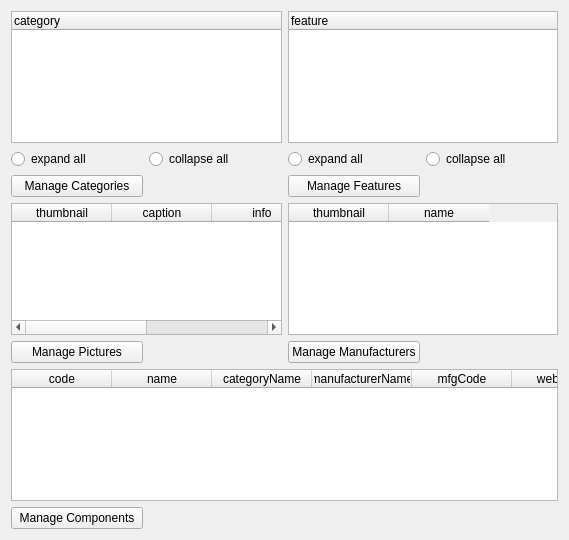
Old version of the form qt/apps/configurator/forms/init.ui in the repository Wolframe/qtClient.
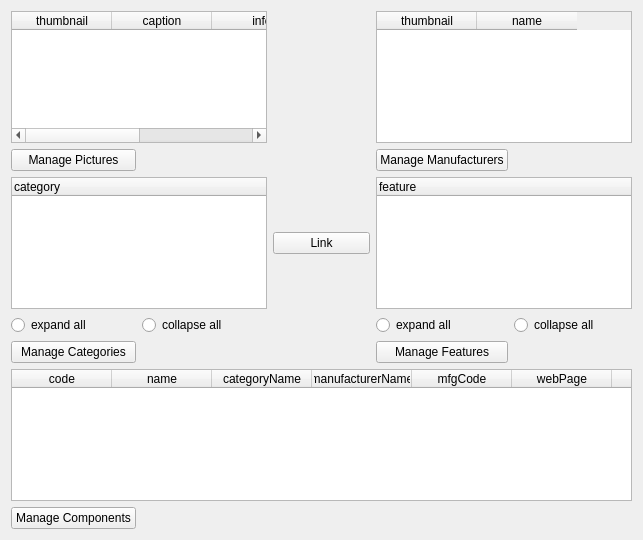
New version of the form. Icons and pictures are not drawn.

Commit message: added linking of categories and features (categprovides, categrequires)

What changed in the file:
```diff
--- a/qt/apps/configurator/forms/init.ui
+++ b/qt/apps/configurator/forms/init.ui
@@ -6,7 +6,7 @@
    <rect>
     <x>0</x>
     <y>0</y>
-    <width>569</width>
+    <width>643</width>
     <height>540</height>
    </rect>
   </property>
@@ -14,74 +14,7 @@
    <string>Form</string>
   </property>
   <layout class="QGridLayout" name="gridLayout">
-   <item row="5" column="0">
-    <widget class="QPushButton" name="managePictures">
-     <property name="text">
-      <string>Manage Pictures</string>
-     </property>
-     <property name="icon">
-      <iconset resource="../resources/configurator.qrc">
-       <normaloff>:/images/picture.png</normaloff>:/images/picture.png</iconset>
-     </property>
-     <property name="form" stdset="0">
-      <string notr="true">pictures</string>
-     </property>
-     <property name="global.featureState" stdset="0">
-      <string notr="true">{feature.state}</string>
-     </property>
-     <property name="global.categoryState" stdset="0">
-      <string notr="true">{category.state}</string>
-     </property>
-    </widget>
-   </item>
-   <item row="4" column="2" colspan="2">
-    <widget class="QTableWidget" name="manufacturer">
-     <property name="horizontalScrollBarPolicy">
-      <enum>Qt::ScrollBarAsNeeded</enum>
-     </property>
-     <property name="alternatingRowColors">
-      <bool>true</bool>
-     </property>
-     <property name="selectionMode">
-      <enum>QAbstractItemView::NoSelection</enum>
-     </property>
-     <property name="selectionBehavior">
-      <enum>QAbstractItemView::SelectRows</enum>
-     </property>
-     <property name="showGrid">
-      <bool>true</bool>
-     </property>
-     <property name="gridStyle">
-      <enum>Qt::DotLine</enum>
-     </property>
-     <property name="sortingEnabled">
-      <bool>true</bool>
-     </property>
-     <property name="doctype" stdset="0">
-      <string notr="true">ManufacturerListRequest.simpleform</string>
-     </property>
-     <property name="rootelement" stdset="0">
-      <string notr="true">manufacturer</string>
-     </property>
-     <attribute name="horizontalHeaderShowSortIndicator" stdset="0">
-      <bool>true</bool>
-     </attribute>
-     <attribute name="verticalHeaderStretchLastSection">
-      <bool>false</bool>
-     </attribute>
-     <column>
-      <property name="text">
-       <string>thumbnail</string>
-      </property>
-     </column>
-     <column>
-      <property name="text">
-       <string>name</string>
-      </property>
-     </column>
-    </widget>
-   </item>
-   <item row="2" column="0">
+   <item row="9" column="0">
     <widget class="QPushButton" name="form1">
      <property name="text">
       <string>Manage Categories</string>
@@ -101,31 +34,17 @@
      </property>
     </widget>
    </item>
-   <item row="1" column="3">
-    <widget class="QRadioButton" name="radioButton_2">
-     <property name="text">
-      <string>collapse all</string>
-     </property>
-    </widget>
-   </item>
-   <item row="1" column="1">
-    <widget class="QRadioButton" name="radioButton_3">
-     <property name="text">
-      <string>collapse all</string>
-     </property>
-    </widget>
-   </item>
-   <item row="1" column="0">
+   <item row="8" column="0">
     <widget class="QRadioButton" name="radioButton_4">
      <property name="text">
       <string>expand all</string>
      </property>
     </widget>
    </item>
-   <item row="7" column="0">
-    <widget class="QPushButton" name="form1_4">
+   <item row="8" column="1">
+    <widget class="QRadioButton" name="radioButton_3">
      <property name="text">
-      <string>Manage Components</string>
+      <string>collapse all</string>
      </property>
      <property name="icon">
       <iconset resource="../resources/configurator.qrc">
@@ -142,135 +61,7 @@
      </property>
     </widget>
    </item>
-   <item row="4" column="0" colspan="2">
-    <widget class="QTableWidget" name="picture">
-     <property name="horizontalScrollBarPolicy">
-      <enum>Qt::ScrollBarAsNeeded</enum>
-     </property>
-     <property name="alternatingRowColors">
-      <bool>true</bool>
-     </property>
-     <property name="selectionMode">
-      <enum>QAbstractItemView::NoSelection</enum>
-     </property>
-     <property name="selectionBehavior">
-      <enum>QAbstractItemView::SelectRows</enum>
-     </property>
-     <property name="showGrid">
-      <bool>true</bool>
-     </property>
-     <property name="gridStyle">
-      <enum>Qt::DotLine</enum>
-     </property>
-     <property name="sortingEnabled">
-      <bool>true</bool>
-     </property>
-     <property name="doctype" stdset="0">
-      <string notr="true">PictureListRequest.simpleform</string>
-     </property>
-     <property name="rootelement" stdset="0">
-      <string notr="true">picture</string>
-     </property>
-     <property name="state" stdset="0">
-      <string notr="true">{global.pictureState}</string>
-     </property>
-     <attribute name="horizontalHeaderShowSortIndicator" stdset="0">
-      <bool>true</bool>
-     </attribute>
-     <attribute name="verticalHeaderStretchLastSection">
-      <bool>false</bool>
-     </attribute>
-     <column>
-      <property name="text">
-       <string>thumbnail</string>
-      </property>
-     </column>
-     <column>
-      <property name="text">
-       <string>caption</string>
-      </property>
-     </column>
-     <column>
-      <property name="text">
-       <string>info</string>
-      </property>
-     </column>
-     <column>
-      <property name="text">
-       <string>tags</string>
-      </property>
-     </column>
-    </widget>
-   </item>
-   <item row="2" column="2">
-    <widget class="QPushButton" name="form1_2">
-     <property name="text">
-      <string>Manage Features</string>
-     </property>
-     <property name="icon">
-      <iconset resource="../resources/configurator.qrc">
-       <normaloff>:/images/chart_organisation.png</normaloff>:/images/chart_organisation.png</iconset>
-     </property>
-     <property name="form" stdset="0">
-      <string notr="true">features</string>
-     </property>
-     <property name="global.featureState" stdset="0">
-      <string notr="true">{feature.state}</string>
-     </property>
-     <property name="global.categoryState" stdset="0">
-      <string notr="true">{category.state}</string>
-     </property>
-    </widget>
-   </item>
-   <item row="0" column="0" colspan="2">
-    <widget class="QTreeWidget" name="category">
-     <property name="selectionMode">
-      <enum>QAbstractItemView::NoSelection</enum>
-     </property>
-     <property name="itemsExpandable">
-      <bool>true</bool>
-     </property>
-     <property name="doctype" stdset="0">
-      <string notr="true">CategoryHierarchyRequest.simpleform</string>
-     </property>
-     <property name="rootelement" stdset="0">
-      <string>category</string>
-     </property>
-     <property name="state" stdset="0">
-      <string notr="true">{global.categoryState}</string>
-     </property>
-     <column>
-      <property name="text">
-       <string>category</string>
-      </property>
-     </column>
-    </widget>
-   </item>
-   <item row="0" column="2" colspan="2">
-    <widget class="QTreeWidget" name="feature">
-     <property name="selectionMode">
-      <enum>QAbstractItemView::NoSelection</enum>
-     </property>
-     <property name="itemsExpandable">
-      <bool>true</bool>
-     </property>
-     <property name="doctype" stdset="0">
-      <string notr="true">FeatureHierarchyRequest.simpleform</string>
-     </property>
-     <property name="rootelement" stdset="0">
-      <string>feature</string>
-     </property>
-     <property name="state" stdset="0">
-      <string>{global.featureState}</string>
-     </property>
-     <column>
-      <property name="text">
-       <string>feature</string>
-      </property>
-     </column>
-    </widget>
-   </item>
-   <item row="6" column="0" colspan="4">
+   <item row="13" column="0" colspan="5">
     <widget class="QTableWidget" name="component">
      <property name="horizontalScrollBarPolicy">
       <enum>Qt::ScrollBarAlwaysOff</enum>
@@ -350,7 +141,153 @@
      </column>
     </widget>
    </item>
-   <item row="5" column="2">
+   <item row="4" column="0" colspan="2">
+    <widget class="QTreeWidget" name="category">
+     <property name="selectionMode">
+      <enum>QAbstractItemView::NoSelection</enum>
+     </property>
+     <property name="itemsExpandable">
+      <bool>true</bool>
+     </property>
+     <property name="doctype" stdset="0">
+      <string notr="true">CategoryHierarchyRequest.simpleform</string>
+     </property>
+     <property name="rootelement" stdset="0">
+      <string>category</string>
+     </property>
+     <property name="state" stdset="0">
+      <string notr="true">{global.categoryState}</string>
+     </property>
+     <column>
+      <property name="text">
+       <string>category</string>
+      </property>
+     </column>
+    </widget>
+   </item>
+   <item row="9" column="3">
+    <widget class="QPushButton" name="form1_2">
+     <property name="text">
+      <string>Manage Features</string>
+     </property>
+     <property name="icon">
+      <iconset resource="../resources/configurator.qrc">
+       <normaloff>:/images/chart_organisation.png</normaloff>:/images/chart_organisation.png</iconset>
+     </property>
+     <property name="form" stdset="0">
+      <string notr="true">features</string>
+     </property>
+     <property name="global.featureState" stdset="0">
+      <string notr="true">{feature.state}</string>
+     </property>
+     <property name="global.categoryState" stdset="0">
+      <string notr="true">{category.state}</string>
+     </property>
+    </widget>
+   </item>
+   <item row="4" column="3" colspan="2">
+    <widget class="QTreeWidget" name="feature">
+     <property name="selectionMode">
+      <enum>QAbstractItemView::NoSelection</enum>
+     </property>
+     <property name="itemsExpandable">
+      <bool>true</bool>
+     </property>
+     <property name="doctype" stdset="0">
+      <string notr="true">FeatureHierarchyRequest.simpleform</string>
+     </property>
+     <property name="rootelement" stdset="0">
+      <string>feature</string>
+     </property>
+     <property name="state" stdset="0">
+      <string>{global.featureState}</string>
+     </property>
+     <column>
+      <property name="text">
+       <string>feature</string>
+      </property>
+     </column>
+    </widget>
+   </item>
+   <item row="8" column="3">
+    <widget class="QRadioButton" name="radioButton">
+     <property name="text">
+      <string>expand all</string>
+     </property>
+    </widget>
+   </item>
+   <item row="14" column="0">
+    <widget class="QPushButton" name="form1_4">
+     <property name="text">
+      <string>Manage Components</string>
+     </property>
+     <property name="icon">
+      <iconset resource="../resources/configurator.qrc">
+       <normaloff>:/images/bricks.png</normaloff>:/images/bricks.png</iconset>
+     </property>
+     <property name="form" stdset="0">
+      <string notr="true">components</string>
+     </property>
+     <property name="global.featureState" stdset="0">
+      <string notr="true">{feature.state}</string>
+     </property>
+     <property name="global.categoryState" stdset="0">
+      <string notr="true">{category.state}</string>
+     </property>
+    </widget>
+   </item>
+   <item row="8" column="4">
+    <widget class="QRadioButton" name="radioButton_2">
+     <property name="text">
+      <string>collapse all</string>
+     </property>
+    </widget>
+   </item>
+   <item row="4" column="2">
+    <layout class="QVBoxLayout" name="verticalLayout">
+     <item>
+      <widget class="QPushButton" name="form1_5">
+       <property name="text">
+        <string>Link</string>
+       </property>
+       <property name="icon">
+        <iconset resource="../resources/configurator.qrc">
+         <normaloff>:/images/link.png</normaloff>:/images/link.png</iconset>
+       </property>
+       <property name="form" stdset="0">
+        <string notr="true">categories_features</string>
+       </property>
+       <property name="global.featureState" stdset="0">
+        <string notr="true">{feature.state}</string>
+       </property>
+       <property name="global.categoryState" stdset="0">
+        <string notr="true">{category.state}</string>
+       </property>
+      </widget>
+     </item>
+    </layout>
+   </item>
+   <item row="3" column="0">
+    <widget class="QPushButton" name="managePictures">
+     <property name="text">
+      <string>Manage Pictures</string>
+     </property>
+     <property name="icon">
+      <iconset resource="../resources/configurator.qrc">
+       <normaloff>:/images/picture.png</normaloff>:/images/picture.png</iconset>
+     </property>
+     <property name="form" stdset="0">
+      <string notr="true">pictures</string>
+     </property>
+     <property name="global.featureState" stdset="0">
+      <string notr="true">{feature.state}</string>
+     </property>
+     <property name="global.categoryState" stdset="0">
+      <string notr="true">{category.state}</string>
+     </property>
+    </widget>
+   </item>
+   <item row="3" column="3">
     <widget class="QPushButton" name="form1_3">
      <property name="text">
       <string>Manage Manufacturers</string>
@@ -370,11 +307,111 @@
      </property>
     </widget>
    </item>
-   <item row="1" column="2">
-    <widget class="QRadioButton" name="radioButton">
-     <property name="text">
-      <string>expand all</string>
+   <item row="0" column="3" colspan="2">
+    <widget class="QTableWidget" name="manufacturer">
+     <property name="horizontalScrollBarPolicy">
+      <enum>Qt::ScrollBarAsNeeded</enum>
      </property>
+     <property name="alternatingRowColors">
+      <bool>true</bool>
+     </property>
+     <property name="selectionMode">
+      <enum>QAbstractItemView::NoSelection</enum>
+     </property>
+     <property name="selectionBehavior">
+      <enum>QAbstractItemView::SelectRows</enum>
+     </property>
+     <property name="showGrid">
+      <bool>true</bool>
+     </property>
+     <property name="gridStyle">
+      <enum>Qt::DotLine</enum>
+     </property>
+     <property name="sortingEnabled">
+      <bool>true</bool>
+     </property>
+     <property name="doctype" stdset="0">
+      <string notr="true">ManufacturerListRequest.simpleform</string>
+     </property>
+     <property name="rootelement" stdset="0">
+      <string notr="true">manufacturer</string>
+     </property>
+     <attribute name="horizontalHeaderShowSortIndicator" stdset="0">
+      <bool>true</bool>
+     </attribute>
+     <attribute name="verticalHeaderStretchLastSection">
+      <bool>false</bool>
+     </attribute>
+     <column>
+      <property name="text">
+       <string>thumbnail</string>
+      </property>
+     </column>
+     <column>
+      <property name="text">
+       <string>name</string>
+      </property>
+     </column>
+    </widget>
+   </item>
+   <item row="0" column="0" colspan="2">
+    <widget class="QTableWidget" name="picture">
+     <property name="horizontalScrollBarPolicy">
+      <enum>Qt::ScrollBarAsNeeded</enum>
+     </property>
+     <property name="alternatingRowColors">
+      <bool>true</bool>
+     </property>
+     <property name="selectionMode">
+      <enum>QAbstractItemView::NoSelection</enum>
+     </property>
+     <property name="selectionBehavior">
+      <enum>QAbstractItemView::SelectRows</enum>
+     </property>
+     <property name="showGrid">
+      <bool>true</bool>
+     </property>
+     <property name="gridStyle">
+      <enum>Qt::DotLine</enum>
+     </property>
+     <property name="sortingEnabled">
+      <bool>true</bool>
+     </property>
+     <property name="doctype" stdset="0">
+      <string notr="true">PictureListRequest.simpleform</string>
+     </property>
+     <property name="rootelement" stdset="0">
+      <string notr="true">picture</string>
+     </property>
+     <property name="state" stdset="0">
+      <string notr="true">{global.pictureState}</string>
+     </property>
+     <attribute name="horizontalHeaderShowSortIndicator" stdset="0">
+      <bool>true</bool>
+     </attribute>
+     <attribute name="verticalHeaderStretchLastSection">
+      <bool>false</bool>
+     </attribute>
+     <column>
+      <property name="text">
+       <string>thumbnail</string>
+      </property>
+     </column>
+     <column>
+      <property name="text">
+       <string>caption</string>
+      </property>
+     </column>
+     <column>
+      <property name="text">
+       <string>info</string>
+      </property>
+     </column>
+     <column>
+      <property name="text">
+       <string>tags</string>
+      </property>
+     </column>
     </widget>
    </item>
   </layout>
```
Left out of the diff: 20 changed lines with no effect on the pictures. The commit also changes 10 other files.
